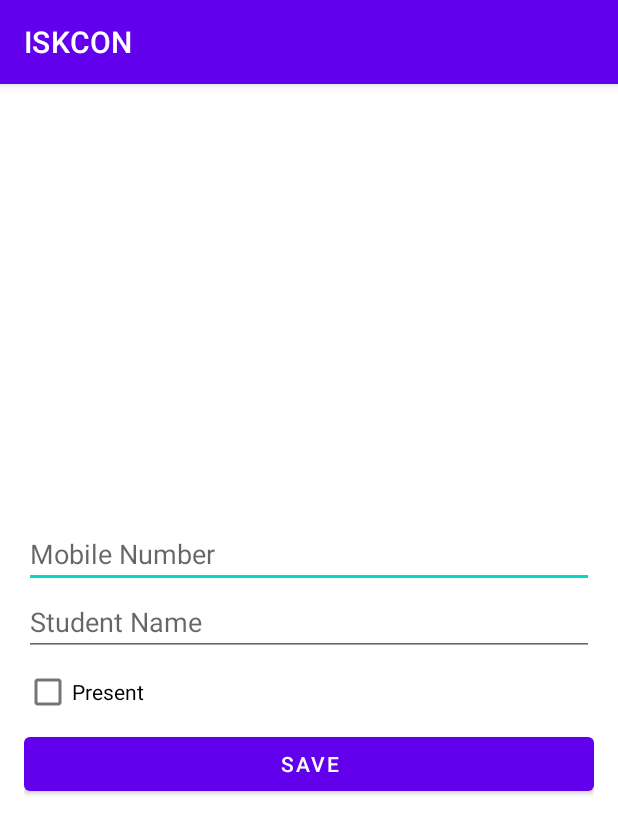
After one commit to SanjaySargam/ISKCON, an Android app: the TakeAttendanceActivity screen opened directly, with no data from a screen before it, on a phone screen of 412 x 824 dp. The commit adds this screen. Shown: the top 834 px of the screen. Run offline under Robolectric (Android 15) with nearby library versions, the light colour scheme and no system bars; our stand-ins replace Firebase (no records; nobody signed in at launch, a user with empty details on screens opened directly).

Commit message:
Attendance

```diff
--- a/app/build.gradle
+++ b/app/build.gradle
@@ -2,6 +2,10 @@
     id 'com.android.application'
     id 'org.jetbrains.kotlin.android'
     id 'com.google.gms.google-services'
+    id 'kotlin-kapt'
+}
+kapt {
+    correctErrorTypes = true
 }
 
 android {
@@ -51,5 +55,7 @@
     implementation 'androidx.navigation:navigation-ui-ktx:2.5.3'
     testImplementation 'junit:junit:4.13.2'
     androidTestImplementation 'androidx.test.ext:junit:1.1.5'
+    implementation 'com.airbnb.android:epoxy:5.1.1'
+    kapt 'com.airbnb.android:epoxy-processor:5.1.1'
     androidTestImplementation 'androidx.test.espresso:espresso-core:3.4.0'
 }
--- a/app/src/main/java/com/example/iskcon/SignInActivity.kt
+++ b/app/src/main/java/com/example/iskcon/SignInActivity.kt
@@ -17,13 +17,11 @@
     private var mAuth: FirebaseAuth? = null
     private var progressDialog: Dialog? = null
     private var dialogText: TextView? = null
-    private var spanned:TextView?=null
     override fun onCreate(savedInstanceState: Bundle?) {
         super.onCreate(savedInstanceState)
         setContentView(R.layout.activity_sign_in)
         email = findViewById(R.id.email)
         pass = findViewById(R.id.password)
-        spanned=findViewById(R.id.span)
         val loginBtn = findViewById<Button>(R.id.loginBtn)
         mAuth = FirebaseAuth.getInstance()
 
--- /dev/null
+++ b/app/src/main/java/com/example/iskcon/TakeAttendanceActivity.kt
@@ -0,0 +1,93 @@
+package com.example.iskcon
+
+import android.app.Dialog
+import android.content.ContentValues.TAG
+import androidx.appcompat.app.AppCompatActivity
+import android.os.Bundle
+import android.text.Editable
+import android.util.Log
+import android.view.ViewGroup
+import android.widget.*
+
+class TakeAttendanceActivity : AppCompatActivity() {
+    private var progressDialog: Dialog? = null
+    private var dialogText: TextView? = null
+    var numberList= ArrayList<String>()
+    override fun onCreate(savedInstanceState: Bundle?) {
+    super.onCreate(savedInstanceState)
+    numberList=getMobileNo()
+    setContentView(R.layout.attendance_form)
+    Log.i("MOBILE",numberList.toString())
+        progressDialog = Dialog(this)
+        progressDialog!!.setContentView(R.layout.dialog_layout)
+        progressDialog!!.setCancelable(false)
+        progressDialog!!.getWindow()!!
+            .setLayout(ViewGroup.LayoutParams.WRAP_CONTENT, ViewGroup.LayoutParams.WRAP_CONTENT)
+
+        dialogText = progressDialog!!.findViewById(R.id.dialog_text)
+        dialogText!!.setText("Loading")
+
+
+
+        val mobile = numberList
+    val adapter = ArrayAdapter(this, android.R.layout.simple_dropdown_item_1line, mobile)
+    val studentName = findViewById<EditText>(R.id.studentName)
+    val isPresentCheckBox = findViewById<CheckBox>(R.id.isPresentCheckBox)
+    val saveButton = findViewById<Button>(R.id.saveButton)
+    val autoCompleteTextView = findViewById<AutoCompleteTextView>(R.id.studentNo)
+    autoCompleteTextView.setAdapter(adapter)
+    autoCompleteTextView.setOnItemClickListener{ parent, view, position, id ->
+        progressDialog!!.show()
+        val selectedItem = parent.getItemAtPosition(position)
+        val callback = object : FirebaseQuery.FirestoreCallback {
+            override fun onDataReceived(data: String) {
+                // Do something with the data
+                Log.d(TAG, "Data received: $data")
+                val editable = Editable.Factory.getInstance().newEditable(data)
+                studentName.text=editable
+            }
+        }
+        // Code to be executed when an item is selected from the spinner
+        val name=FirebaseQuery.getName(selectedItem.toString(),callback,object :MyCompleteListener{
+            override fun onSuccess() {
+                progressDialog!!.dismiss()
+                Toast.makeText(this@TakeAttendanceActivity,"Success",Toast.LENGTH_SHORT).show()
+            }
+
+            override fun onFailure() {
+                progressDialog!!.dismiss()
+                Toast.makeText(this@TakeAttendanceActivity,"Failure",Toast.LENGTH_SHORT).show()
+
+            }
+        }).toString()
+
+        Log.i("nammm",name.toString())
+
+    }
+
+
+    }
+fun getMobileNo():ArrayList<String>{
+    progressDialog?.show()
+    return FirebaseQuery.getMobileNumber(object : MyCompleteListener{
+        override fun onSuccess() {
+            progressDialog?.dismiss()
+            Toast.makeText(this@TakeAttendanceActivity,"Success",Toast.LENGTH_SHORT).show()
+        }
+
+        override fun onFailure() {
+            progressDialog?.dismiss()
+            Toast.makeText(this@TakeAttendanceActivity,"Failure",Toast.LENGTH_SHORT).show()
+        }
+
+    })
+}
+//fun getName(no:String):Editable{
+//    lateinit var editable:Editable
+//    progressDialog?.show()
+//    val name=FirebaseQuery.getName(no)
+//    Log.i("bdsjf",name)
+//    editable = Editable.Factory.getInstance().newEditable(name)
+//    return editable
+//}
+}
--- a/app/src/main/res/layout/fragment_create_devotee_profile.xml
+++ b/app/src/main/res/layout/activity_student_registration.xml
@@ -3,7 +3,7 @@
     xmlns:tools="http://schemas.android.com/tools"
     android:layout_width="match_parent"
     android:layout_height="match_parent"
-    tools:context=".CreateDevoteeProfile">
+    tools:context=".StudentRegistrationActivity">
 
     <LinearLayout
         android:layout_width="match_parent"
--- /dev/null
+++ b/app/src/main/res/layout/attendance_form.xml
@@ -0,0 +1,36 @@
+<?xml version="1.0" encoding="utf-8"?>
+<LinearLayout xmlns:android="http://schemas.android.com/apk/res/android"
+    android:layout_width="match_parent"
+    android:layout_height="wrap_content"
+    android:orientation="vertical"
+    android:layout_gravity="center"
+    android:padding="16dp">
+
+    <AutoCompleteTextView
+        android:id="@+id/studentNo"
+        android:layout_width="match_parent"
+        android:layout_height="wrap_content"
+        android:hint="Mobile Number"
+        android:inputType="phone"
+        />
+
+    <EditText
+        android:id="@+id/studentName"
+        android:layout_width="match_parent"
+        android:layout_height="wrap_content"
+        android:inputType="text"
+        android:hint="Student Name" />
+
+    <CheckBox
+        android:id="@+id/isPresentCheckBox"
+        android:layout_width="wrap_content"
+        android:layout_height="wrap_content"
+        android:text="Present" />
+
+    <Button
+        android:id="@+id/saveButton"
+        android:layout_width="match_parent"
+        android:layout_height="wrap_content"
+        android:text="Save" />
+
+</LinearLayout>
```
Also changed, not shown: app/src/main/AndroidManifest.xml (+13 -4 lines), app/src/main/java/com/example/iskcon/AttendanceEntryFormModel.kt (added, +48 -0 lines), app/src/main/java/com/example/iskcon/AttendanceRecord.kt (added, +7 -0 lines), app/src/main/java/com/example/iskcon/AttendanceRecordModel.kt (added, +42 -0 lines), app/src/main/java/com/example/iskcon/CategoryModel.kt (added, +59 -0 lines), app/src/main/java/com/example/iskcon/FirebaseQuery.kt (+71 -3 lines), app/src/main/java/com/example/iskcon/MainActivity.kt (+33 -95 lines), app/src/main/java/com/example/iskcon/StudentRegistrationActivity.kt (renamed from app/src/main/java/com/example/iskcon/CreateDevoteeProfile.kt, +31 -43 lines), app/src/main/res/drawable/ic_check.xml (added, +12 -0 lines), app/src/main/res/layout/activity_main.xml (+15 -19 lines), app/src/main/res/layout/activity_sign_in.xml (+0 -11 lines), app/src/main/res/layout/attendance_record_item_view.xml (added, +31 -0 lines), app/src/main/res/layout/category_list.xml (added, +33 -0 lines).
